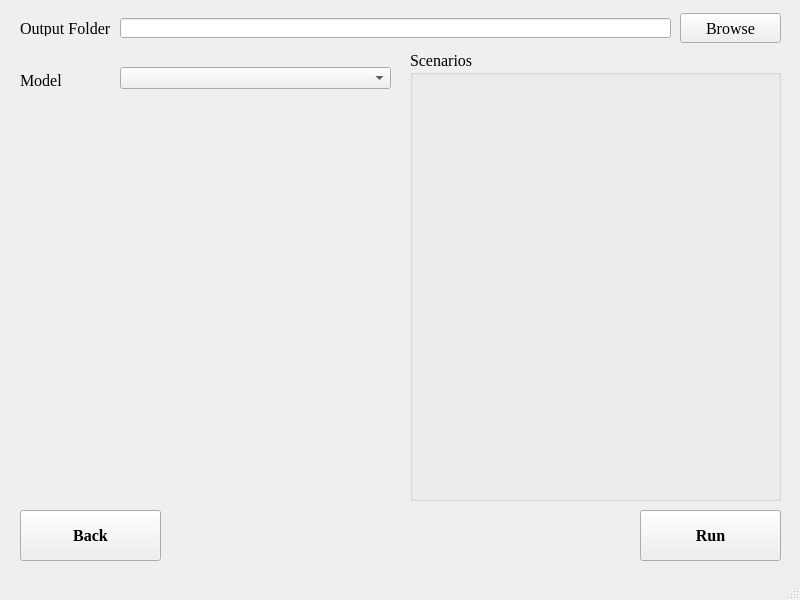
Qt form ui/run_options.ui (DenisTrputec/DynamicStabilityAssessment) before a commit.
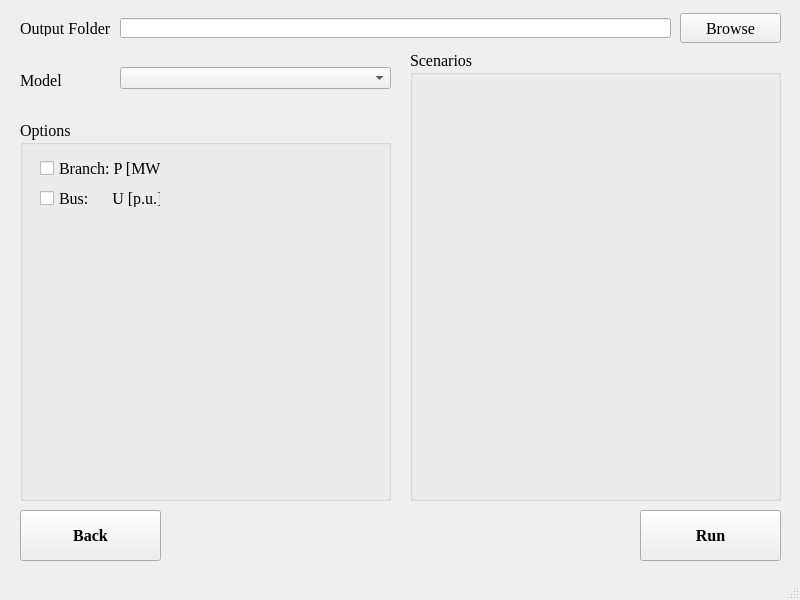
The same form after that commit.

What changed in the file:
```diff
--- a/ui/run_options.ui
+++ b/ui/run_options.ui
@@ -172,6 +172,45 @@
      <string>Model</string>
     </property>
    </widget>
+   <widget class="QGroupBox" name="gb_options">
+    <property name="geometry">
+     <rect>
+      <x>20</x>
+      <y>120</y>
+      <width>371</width>
+      <height>381</height>
+     </rect>
+    </property>
+    <property name="title">
+     <string>Options</string>
+    </property>
+    <widget class="QCheckBox" name="cb_branch_p">
+     <property name="geometry">
+      <rect>
+       <x>20</x>
+       <y>40</y>
+       <width>121</width>
+       <height>17</height>
+      </rect>
+     </property>
+     <property name="text">
+      <string>Branch: P [MW]</string>
+     </property>
+    </widget>
+    <widget class="QCheckBox" name="cb_bus_u">
+     <property name="geometry">
+      <rect>
+       <x>20</x>
+       <y>70</y>
+       <width>121</width>
+       <height>17</height>
+      </rect>
+     </property>
+     <property name="text">
+      <string>Bus:      U [p.u.]</string>
+     </property>
+    </widget>
+   </widget>
   </widget>
   <widget class="QMenuBar" name="menubar">
    <property name="geometry">
```
Left out of the diff: 2 changed lines with no effect on the pictures.
